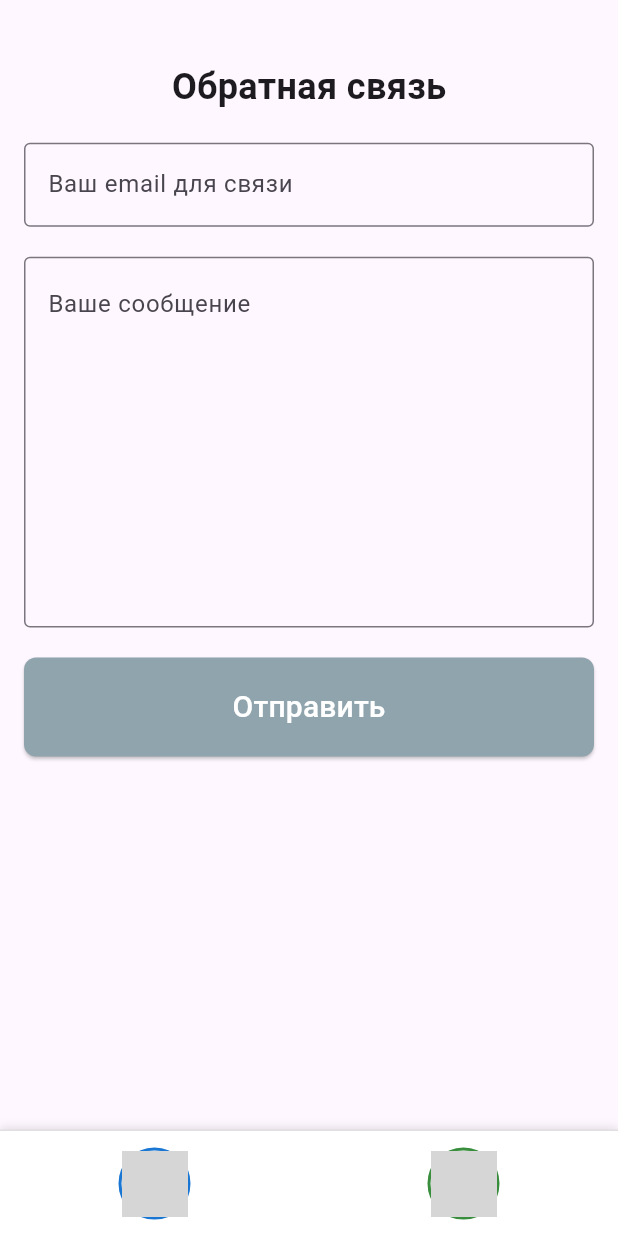
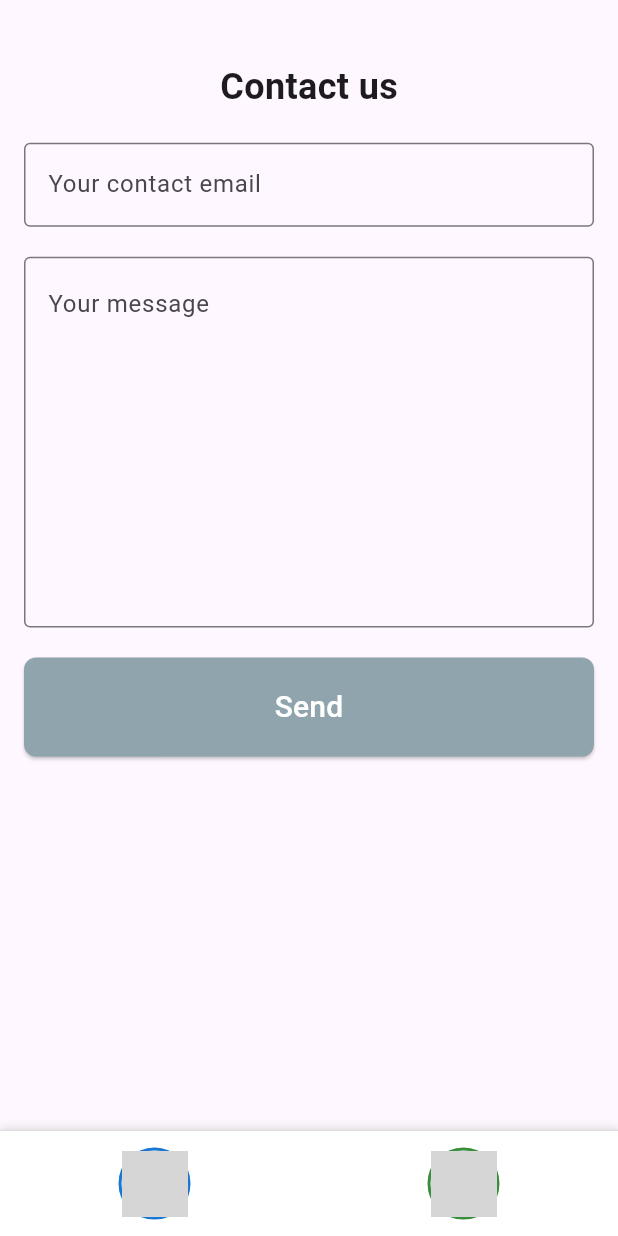
Before and after one commit to koras/darwin, a Flutter app: the FeedbackScreen screen opened directly, on a phone screen of 412 x 824 dp. Run offline on Flutter 3.47's test engine with Material 3 defaults, Android fonts, the phone set to English and light mode, and no system bars; our stand-ins replace audioplayers, bloc, flutter_bloc, hive, hive_flutter, in_app_purchase; missing offline and left inert: in_app_purchase_android, in_app_purchase_storekit; accounts and stored records are empty; statements that could not run were skipped; grey boxes are pictures that could not be loaded.

Commit message:
Поправил локализацию

```diff
--- a/lib/gen_l10n/app_localizations.dart
+++ b/lib/gen_l10n/app_localizations.dart
@@ -98,6 +98,66 @@ abstract class AppLocalizations {
     Locale('ru'),
   ];
 
+  /// Success notification title after sending message
+  ///
+  /// In en, this message translates to:
+  /// **'Thank you for your message!'**
+  String get messageSuccessTitle;
+
+  /// Error message for invalid email format
+  ///
+  /// In en, this message translates to:
+  /// **'Please enter a valid email'**
+  String get emailValidationError;
+
+  /// Thank you message for user feedback
+  ///
+  /// In en, this message translates to:
+  /// **'Thank you for your feedback!'**
+  String get feedbackThanks;
+
+  /// Title for contact us section
+  ///
+  /// In en, this message translates to:
+  /// **'Contact us'**
+  String get contactUs;
+
+  /// Label for email input field
+  ///
+  /// In en, this message translates to:
+  /// **'Your contact email'**
+  String get contactEmailLabel;
+
+  /// Hint text for email input field
+  ///
+  /// In en, this message translates to:
+  /// **'Please enter email'**
+  String get contactEmailHint;
+
+  /// Label for message input field
+  ///
+  /// In en, this message translates to:
+  /// **'Your message'**
+  String get contactMessageLabel;
+
+  /// Hint text for message input field
+  ///
+  /// In en, this message translates to:
+  /// **'Describe your issue or suggestion...'**
+  String get contactMessageHint;
+
+  /// Error message for too short message
+  ///
+  /// In en, this message translates to:
+  /// **'Message must be at least 10 characters'**
+  String get contactMessageError;
+
+  /// Text for send button
+  ///
+  /// In en, this message translates to:
+  /// **'Send'**
+  String get sendButton;
+
   /// Title for the settings screen
   ///
   /// In en, this message translates to:
--- a/lib/gen_l10n/app_localizations_en.dart
+++ b/lib/gen_l10n/app_localizations_en.dart
@@ -7,6 +7,36 @@ import 'app_localizations.dart';
 /// The translations for English (`en`).
 class AppLocalizationsEn extends AppLocalizations {
   AppLocalizationsEn([String locale = 'en']) : super(locale);
+
+  @override
+  String get messageSuccessTitle => 'Thank you for your message!';
+
+  @override
+  String get emailValidationError => 'Please enter a valid email';
+
+  @override
+  String get feedbackThanks => 'Thank you for your feedback!';
+
+  @override
+  String get contactUs => 'Contact us';
+
+  @override
+  String get contactEmailLabel => 'Your contact email';
+
+  @override
+  String get contactEmailHint => 'Please enter email';
+
+  @override
+  String get contactMessageLabel => 'Your message';
+
+  @override
+  String get contactMessageHint => 'Describe your issue or suggestion...';
+
+  @override
+  String get contactMessageError => 'Message must be at least 10 characters';
+
+  @override
+  String get sendButton => 'Send';
 
   @override
   String get settings => 'Settings';
--- a/lib/l10n/app_en.arb
+++ b/lib/l10n/app_en.arb
@@ -1,6 +1,17 @@
 {
   "@@locale": "en",
 
+
+  "@messageSuccessTitle": {
+    "description": "Success notification title after sending message"
+  },
+  "messageSuccessTitle": "Thank you for your message!",
+
+
+  "@emailValidationError": {
+    "description": "Error message for invalid email format"
+  },
+  "emailValidationError": "Please enter a valid email",
 
   "@feedbackThanks": {
     "description": "Thank you message for user feedback"
--- a/lib/screens/feedback_screen.dart
+++ b/lib/screens/feedback_screen.dart
@@ -2,6 +2,7 @@ import 'package:flutter/material.dart';
 import 'package:http/http.dart' as http;
 import 'dart:convert';
 import 'package:darwin/constants/colors.dart';
+import 'package:darwin/gen_l10n/app_localizations.dart';
 import 'package:darwin/widgets/bottom_app_bar_widget.dart';
 
 class FeedbackScreen extends StatefulWidget {
@@ -49,9 +50,11 @@ class FeedbackScreenState extends State<FeedbackScreen> {
       );
 
       if (response.statusCode == 201) {
-        ScaffoldMessenger.of(
-          context,
-        ).showSnackBar(SnackBar(content: Text('Спасибо за ваш отзыв!')));
+        ScaffoldMessenger.of(context).showSnackBar(
+          SnackBar(
+            content: Text(AppLocalizations.of(context)!.messageSuccessTitle),
+          ),
+        );
         Navigator.pop(context);
       } else {
         setState(() {
@@ -88,7 +91,7 @@ class FeedbackScreenState extends State<FeedbackScreen> {
             children: [
               // Заголовок
               Text(
-                'Обратная связь',
+                AppLocalizations.of(context)!.contactUs,
                 style: TextStyle(fontSize: 24, fontWeight: FontWeight.bold),
               ),
               SizedBox(height: 20),
@@ -104,17 +107,22 @@ class FeedbackScreenState extends State<FeedbackScreen> {
                         TextFormField(
                           controller: _emailController,
                           decoration: InputDecoration(
-                            labelText: 'Ваш email для связи',
+                            labelText:
+                                AppLocalizations.of(context)!.contactEmailLabel,
                             hintText: 'example@mail.com',
                             border: OutlineInputBorder(),
                           ),
                           keyboardType: TextInputType.emailAddress,
                           validator: (value) {
                             if (value == null || value.isEmpty) {
-                              return 'Пожалуйста, введите email';
+                              return AppLocalizations.of(
+                                context,
+                              )!.contactEmailHint;
                             }
                             if (!_emailRegex.hasMatch(value)) {
-                              return 'Введите корректный email';
+                              return AppLocalizations.of(
+                                context,
+                              )!.emailValidationError;
                             }
                             return null;
                           },
@@ -125,9 +133,14 @@ class FeedbackScreenState extends State<FeedbackScreen> {
                           child: TextFormField(
                             controller: _messageController,
                             decoration: InputDecoration(
-                              labelText: 'Ваше сообщение',
+                              labelText:
+                                  AppLocalizations.of(
+                                    context,
+                                  )!.contactMessageLabel,
                               hintText:
-                                  'Опишите вашу проблему или предложение...',
+                                  AppLocalizations.of(
+                                    context,
+                                  )!.contactMessageHint,
                               border: OutlineInputBorder(),
                               alignLabelWithHint: true,
                             ),
@@ -136,10 +149,14 @@ class FeedbackScreenState extends State<FeedbackScreen> {
                             textAlignVertical: TextAlignVertical.top,
                             validator: (value) {
                               if (value == null || value.isEmpty) {
-                                return 'Пожалуйста, введите сообщение';
+                                return AppLocalizations.of(
+                                  context,
+                                )!.contactMessageLabel;
                               }
                               if (value.length < 10) {
-                                return 'Сообщение должно быть не менее 10 символов';
+                                return AppLocalizations.of(
+                                  context,
+                                )!.contactMessageError;
                               }
                               return null;
                             },
@@ -164,7 +181,7 @@ class FeedbackScreenState extends State<FeedbackScreen> {
                                 _isLoading
                                     ? CircularProgressIndicator()
                                     : Text(
-                                      'Отправить',
+                                      AppLocalizations.of(context)!.sendButton,
                                       style: TextStyle(fontSize: 20),
                                     ),
                           ),
```
Also changed, not shown: lib/gen_l10n/app_localizations_ru.dart (+31 -0 lines), lib/l10n/app_ru.arb (+12 -0 lines), lib/screens/settings.dart (+4 -4 lines), 1 other file.
